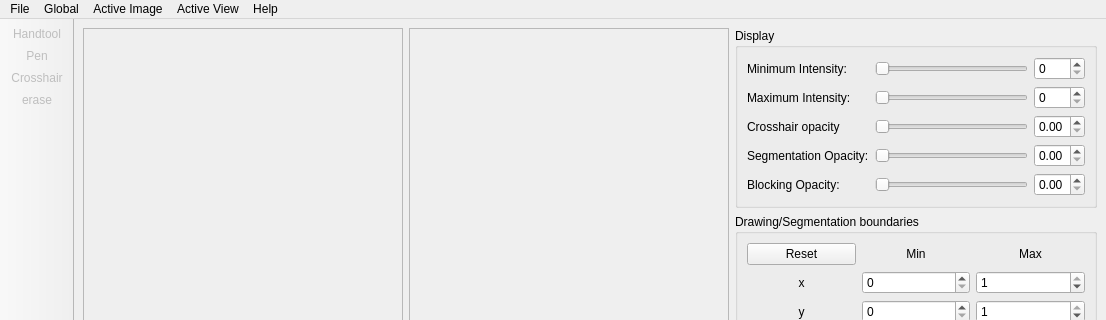
Above: src/mainwindow.ui from delcypher/simi-qt before the change; both pictures show x 0 to 1106 and y 0 to 320 of the 1106 by 780 pixel window. Below: the same form after it.
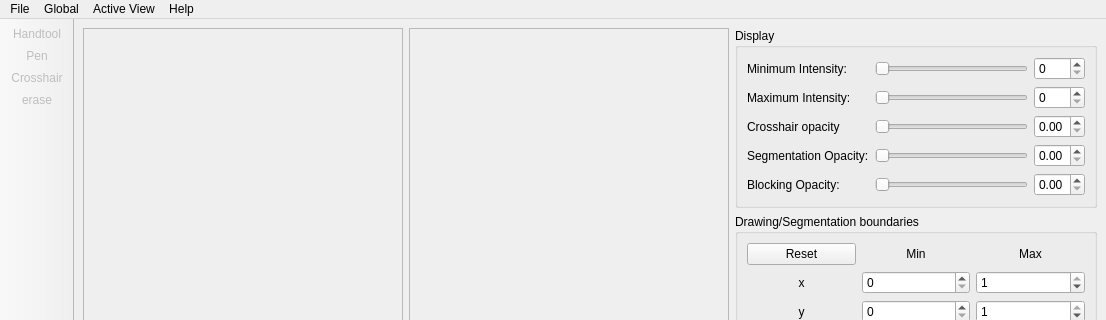
That is the form after the change. Icons and pictures are not drawn. Custom widgets are drawn as their Qt base class.

```diff
--- a/src/mainwindow.ui
+++ b/src/mainwindow.ui
@@ -783,7 +783,7 @@
      <x>0</x>
      <y>0</y>
      <width>1100</width>
-     <height>21</height>
+     <height>20</height>
     </rect>
    </property>
    <widget class="QMenu" name="menuFile">
@@ -817,13 +817,6 @@
     <addaction name="actionDocumentation"/>
     <addaction name="actionDump_debug"/>
    </widget>
-   <widget class="QMenu" name="menuSlice">
-    <property name="title">
-     <string>Active Image</string>
-    </property>
-    <addaction name="actionClear_Drawing"/>
-    <addaction name="actionClear_Segmentation"/>
-   </widget>
    <widget class="QMenu" name="menuGlobal">
     <property name="title">
      <string>Global</string>
@@ -835,7 +828,6 @@
    </widget>
    <addaction name="menuFile"/>
    <addaction name="menuGlobal"/>
-   <addaction name="menuSlice"/>
    <addaction name="menuImage"/>
    <addaction name="menuHelp"/>
   </widget>
```
Left out of the diff: 11 changed lines with no effect on the pictures.
